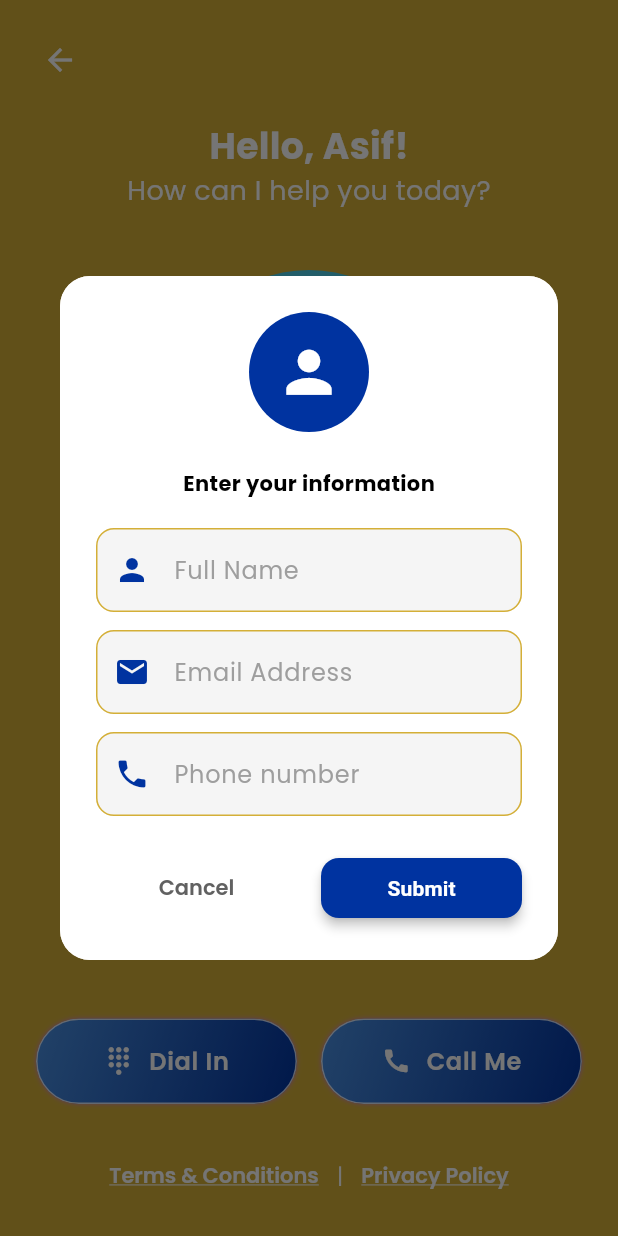
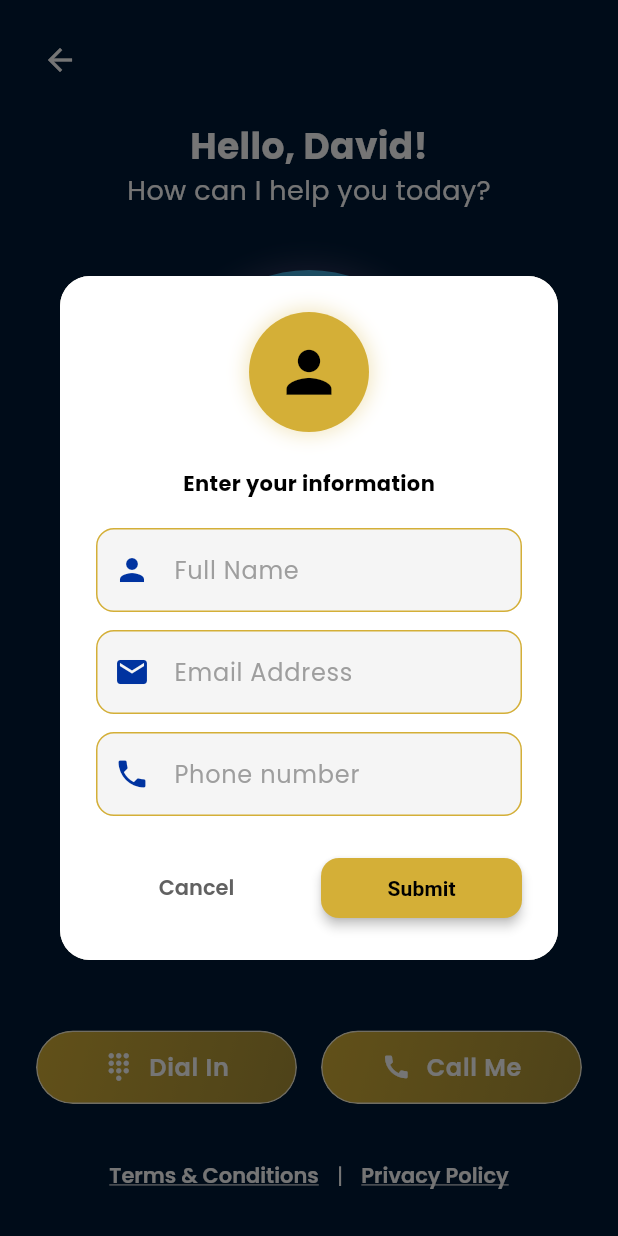
Before and after one commit to Asiffaiz/moinc-flutter, a Flutter app: the AudioCallScreen screen opened directly, after a tap on "Call Me", on a phone screen of 412 x 824 dp. Run offline on Flutter 3.47's test engine with Material 3 defaults, Android fonts, the phone set to English and light mode, and no system bars; our stand-ins replace bloc, equatable, flutter_bloc, flutter_html, flutter_spinkit, flutter_svg and 9 more; missing offline and left inert: flutter_inappwebview, flutter_sficon, livekit_client, livekit_components; accounts and stored records are empty; network calls fail; project files that could hold a hidden picture were left out.

Commit message:
Updated ai widget

```diff
--- a/lib/features/ai agent/screens/audio_call_screen.dart
+++ b/lib/features/ai agent/screens/audio_call_screen.dart
@@ -86,19 +86,19 @@
                       height: 80,
                       decoration: BoxDecoration(
                         shape: BoxShape.circle,
-                        color: HexColor("#0033A0"),
-                        // boxShadow: [
-                        //   BoxShadow(
-                        //     color: Colors.purple.withOpacity(0.3),
-                        //     blurRadius: 10,
-                        //     spreadRadius: 2,
-                        //   ),
-                        // ],
+                        color: AppTheme.primaryColor,
+                        boxShadow: [
+                          BoxShadow(
+                            color: AppTheme.primaryColor.withOpacity(0.3),
+                            blurRadius: 10,
+                            spreadRadius: 2,
+                          ),
+                        ],
                       ),
                       child: const Icon(
                         Icons.person,
                         size: 45,
-                        color: Colors.white,
+                        color: Colors.black,
                       ),
                     ),
                     const SizedBox(height: 24),
@@ -228,8 +228,8 @@
                             height: 40,
                             child: ElevatedButton(
                               style: ElevatedButton.styleFrom(
-                                backgroundColor: HexColor("#0033A0"),
-                                foregroundColor: Colors.white,
+                                backgroundColor: AppTheme.primaryColor,
+                                foregroundColor: Colors.black,
                                 padding: const EdgeInsets.symmetric(
                                   horizontal: 14,
                                   vertical: 4,
@@ -338,25 +338,17 @@
     required String label,
     required VoidCallback onPressed,
   }) {
-    return Container(
-      decoration: BoxDecoration(
-        borderRadius: BorderRadius.circular(30),
-        boxShadow: [
-          BoxShadow(
-            color: const Color.fromARGB(255, 211, 120, 227).withOpacity(0.8),
-            blurRadius: 2,
-            spreadRadius: 0,
-          ),
-        ],
-      ),
-      child: ClipRRect(
+    return ClipRRect(
       borderRadius: BorderRadius.circular(30),
       child: BackdropFilter(
         filter: ImageFilter.blur(sigmaX: 10, sigmaY: 10),
         child: Container(
           decoration: BoxDecoration(
             gradient: LinearGradient(
-                colors: [HexColor("#4A90E2"), HexColor("#0033A0")],
+              colors: [
+                AppTheme.primaryColor,
+                AppTheme.primaryColor.withOpacity(0.8),
+              ],
               begin: Alignment.topLeft,
               end: Alignment.bottomRight,
             ),
@@ -364,7 +356,7 @@
             border: Border.all(color: Colors.white.withOpacity(0.8)),
             boxShadow: [
               BoxShadow(
-                  color: HexColor("#0033A0").withOpacity(0.2),
+                color: AppTheme.secondaryColor.withOpacity(0.3),
                 blurRadius: 10,
                 offset: Offset(0, 4),
               ),
@@ -378,7 +370,7 @@
               highlightColor: Colors.white.withOpacity(0.1),
               child: Padding(
                 padding: const EdgeInsets.symmetric(
-                    vertical: 16,
+                  vertical: 12,
                   horizontal: 24,
                 ),
                 child: Row(
@@ -396,7 +388,6 @@
                       ),
                     ),
                   ],
-                  ),
                 ),
               ),
             ),
@@ -466,7 +457,7 @@
   Widget build(BuildContext context) {
     return Container(
       decoration: BoxDecoration(
-        color: AppTheme.primaryColor,
+        color: AppTheme.secondaryColor,
         // gradient: LinearGradient(
         //   begin: Alignment.topLeft,
         //   end: Alignment.bottomRight,
@@ -516,7 +507,7 @@
               ),
               // const Spacer(),
               const Text(
-                'Hello, Asif!',
+                'Hello, David!',
                 style: TextStyle(
                   fontSize: 24,
                   fontWeight: FontWeight.bold,
@@ -534,16 +525,21 @@
                 width: 180,
                 decoration: BoxDecoration(
                   shape: BoxShape.circle,
-                  gradient: RadialGradient(
-                    colors: [HexColor("#ade8f4"), HexColor("#48cae4")],
-                  ),
+                  color: const Color.fromARGB(255, 62, 166, 214),
                   // boxShadow: [
                   //   BoxShadow(
-                  //     color: Colors.purple.shade200.withOpacity(0.5),
-                  //     blurRadius: 30,
-                  //     spreadRadius: 10,
+                  //     color: AppTheme.primaryColor.withOpacity(0.3),
+                  //     blurRadius: 15,
+                  //     spreadRadius: 5,
                   //   ),
                   // ],
+                  boxShadow: [
+                    BoxShadow(
+                      color: Colors.purple.shade200.withOpacity(0.2),
+                      blurRadius: 15,
+                      spreadRadius: 4,
+                    ),
+                  ],
                 ),
                 child: Center(
                   child: AnimatedBuilder(
@@ -574,7 +570,7 @@
                           Icon(
                             isCallActive ? Icons.mic : Icons.mic_none,
                             size: 80,
-                            color: Colors.white,
+                            color: Colors.black,
                           ),
                         ],
                       );
@@ -608,8 +604,8 @@
                       onPressed: _toggleCall,
                       color:
                           connectionState == app_ctrl.ConnectionState.connecting
-                              ? HexColor("#ef4444")
-                              : HexColor("#06bf81"),
+                              ? Colors.red
+                              : const Color.fromARGB(255, 55, 212, 144),
                       isProgressing:
                           connectionState ==
                           app_ctrl.ConnectionState.connecting,
--- a/lib/features/ai agent/widgets/button.dart
+++ b/lib/features/ai agent/widgets/button.dart
@@ -19,15 +19,14 @@
   Widget build(BuildContext ctx) => TextButton(
     onPressed: isProgressing ? null : onPressed,
     style: TextButton.styleFrom(
-          // backgroundColor: Theme.of(ctx).buttonTheme.colorScheme?.surface,
       backgroundColor: color,
-          foregroundColor: Colors.white,
-          // surfaceTintColor: Colors.white,
-          disabledForegroundColor: Colors.white,
-          // disabledIconColor: Colors.white,
+      foregroundColor: Colors.black,
+      disabledForegroundColor: Colors.black54,
+      elevation: 2,
       padding: const EdgeInsets.symmetric(horizontal: 50, vertical: 15),
       shape: RoundedRectangleBorder(
-            borderRadius: BorderRadius.circular(24),
+        borderRadius: BorderRadius.circular(30),
+        side: BorderSide(color: Colors.white.withOpacity(0.2), width: 1),
       ),
     ),
     child: Row(
@@ -40,7 +39,7 @@
             height: 20,
             child: CircularProgressIndicator(
               strokeWidth: 2,
-                  valueColor: AlwaysStoppedAnimation(Colors.white),
+              valueColor: AlwaysStoppedAnimation(Colors.black),
             ),
           ),
         Text(
--- a/lib/features/ai agent/widgets/control_bar.dart
+++ b/lib/features/ai agent/widgets/control_bar.dart
@@ -3,7 +3,6 @@
 import 'package:livekit_components/livekit_components.dart' as components;
 import 'package:moinc/features/ai%20agent/widgets/floating_glass_circle.dart';
 import 'package:provider/provider.dart';
-
 
 import '../app.dart';
 import '../controllers/app_ctrl.dart' show AppCtrl, AgentScreenState;
@@ -60,6 +59,7 @@
                       style: TextStyle(
                         fontSize: 12,
                         fontWeight: FontWeight.w400,
+                        color: Colors.white,
                       ),
                     ),
                   ],
@@ -119,7 +119,11 @@
               SizedBox(height: 4),
               Text(
                 'Hold',
-                style: TextStyle(fontSize: 12, fontWeight: FontWeight.w400),
+                style: TextStyle(
+                  fontSize: 12,
+                  fontWeight: FontWeight.w400,
+                  color: Colors.white,
+                ),
               ),
             ],
           ),
@@ -137,7 +141,11 @@
               SizedBox(height: 4),
               Text(
                 'Disconnect',
-                style: TextStyle(fontSize: 12, fontWeight: FontWeight.w400),
+                style: TextStyle(
+                  fontSize: 12,
+                  fontWeight: FontWeight.w400,
+                  color: Colors.white,
+                ),
               ),
             ],
           ),
--- a/lib/features/ai agent/widgets/floating_glass_circle.dart
+++ b/lib/features/ai agent/widgets/floating_glass_circle.dart
@@ -38,8 +38,8 @@
             shape: BoxShape.circle,
             color:
                 isActive
-                    ? Colors.blue.shade400
-                    : Colors.blue.shade400.withOpacity(0.4),
+                    ? Theme.of(ctx).primaryColor
+                    : Theme.of(ctx).primaryColor.withOpacity(0.4),
             // gradient: LinearGradient(
             //   colors:
             //       isActive
@@ -55,7 +55,7 @@
                 isActive
                     ? [
                       BoxShadow(
-                        color: Colors.blue.shade300.withOpacity(0.6),
+                        color: Theme.of(ctx).primaryColor.withOpacity(0.6),
                         blurRadius: 12,
                         spreadRadius: 2,
                       ),
```
Lines whose indentation alone changed are shown as unchanged.
